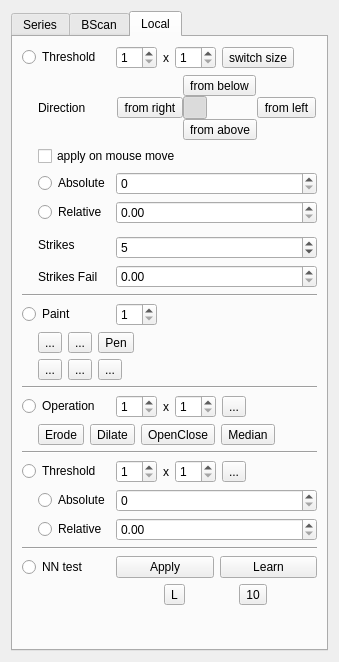
First picture: the form in ui/marker_segmentation.ui, repository neurodial/OCT-Marker, before the edit.
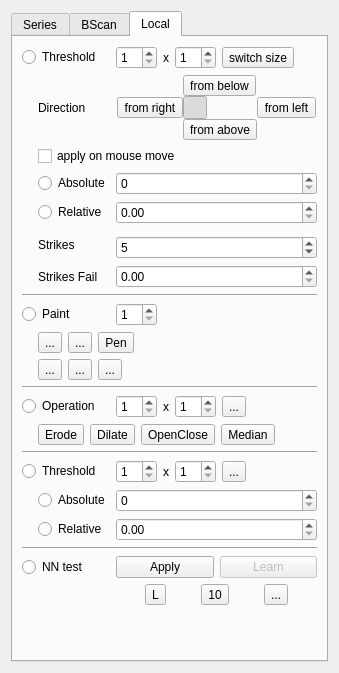
Second picture: the form after the edit. Icons and pictures are not drawn.

Patch:
```diff
--- a/ui/marker_segmentation.ui
+++ b/ui/marker_segmentation.ui
@@ -7,7 +7,7 @@
     <x>0</x>
     <y>0</y>
     <width>339</width>
-    <height>662</height>
+    <height>673</height>
    </rect>
   </property>
   <property name="windowTitle">
@@ -1098,6 +1098,9 @@
          </item>
          <item>
           <widget class="QPushButton" name="buttonLocalNNLearn">
+           <property name="enabled">
+            <bool>false</bool>
+           </property>
            <property name="text">
             <string>Learn</string>
            </property>
@@ -1124,6 +1127,21 @@
           <widget class="QToolButton" name="buttonLocalNNLearnBScan10">
            <property name="text">
             <string>10</string>
+           </property>
+           <property name="icon">
+            <iconset theme="document-save" resource="../application.qrc">
+             <normaloff>:/icons/disk.png</normaloff>:/icons/disk.png</iconset>
+           </property>
+          </widget>
+         </item>
+         <item>
+          <widget class="QToolButton" name="buttonLocalNNLoad">
+           <property name="text">
+            <string>...</string>
+           </property>
+           <property name="icon">
+            <iconset theme="document-open" resource="../application.qrc">
+             <normaloff>:/icons/folder.png</normaloff>:/icons/folder.png</iconset>
            </property>
           </widget>
          </item>
```
Left out of the diff: 2 changed lines with no effect on the pictures.
